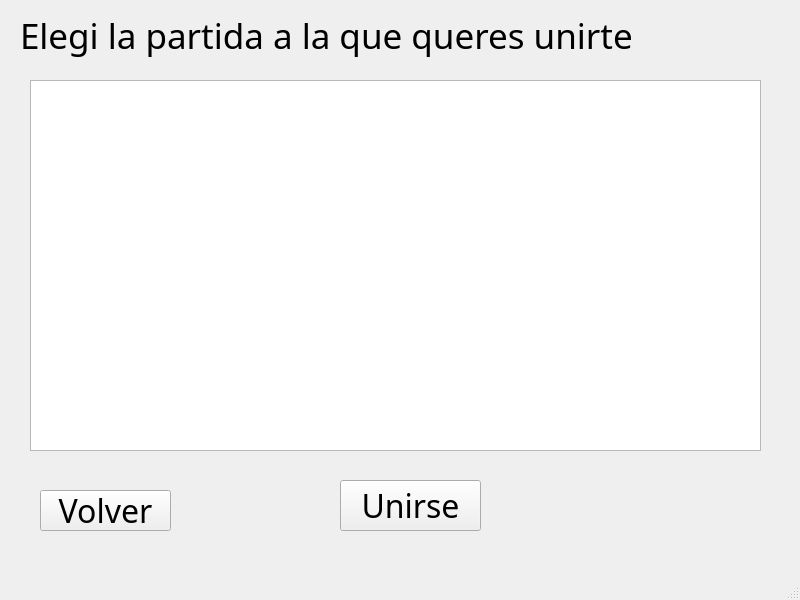
This is src/Client/Lobby/gamelist.ui in franciscoduc4/TP_Jazz_Jackrabbit_2 as Qt 5 draws it before an edit. The edited form follows.
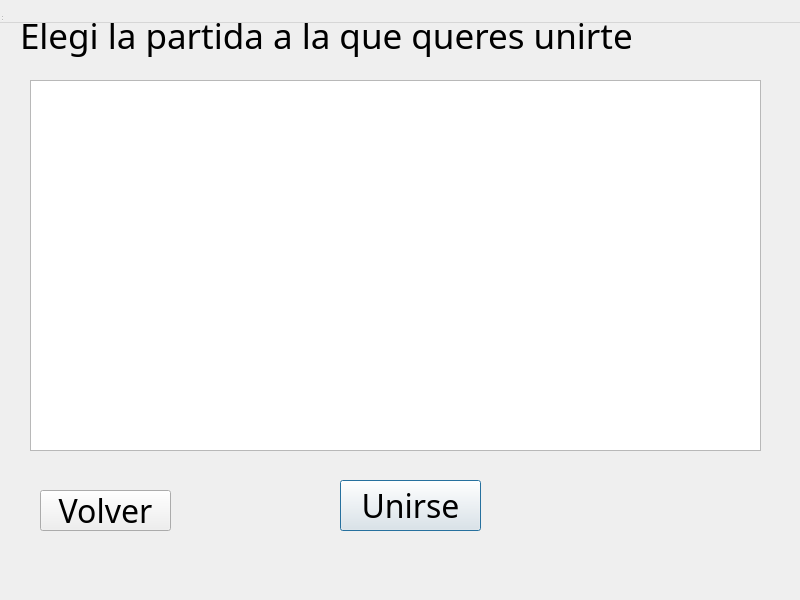
This is the edited form.

Commit message: MainWindows are now Dialogs except for the first one

The edit to the form file:
```diff
--- a/src/Client/Lobby/gamelist.ui
+++ b/src/Client/Lobby/gamelist.ui
@@ -1,7 +1,7 @@
 <?xml version="1.0" encoding="UTF-8"?>
 <ui version="4.0">
  <class>GameList</class>
- <widget class="QMainWindow" name="GameList">
+ <widget class="QDialog" name="GameList">
   <property name="geometry">
    <rect>
     <x>0</x>
```
Left out of the diff: 2 changed lines with no effect on the pictures. The commit also changes 18 other files.
